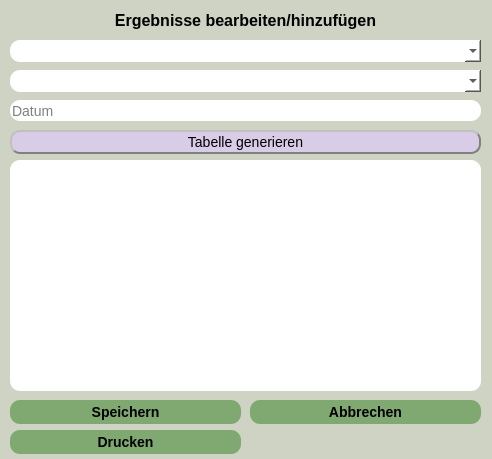
This is windows/editresultsdialog.ui in koc-schule/bewertungsrechner as Qt 5 draws it before an edit. The edited form follows.
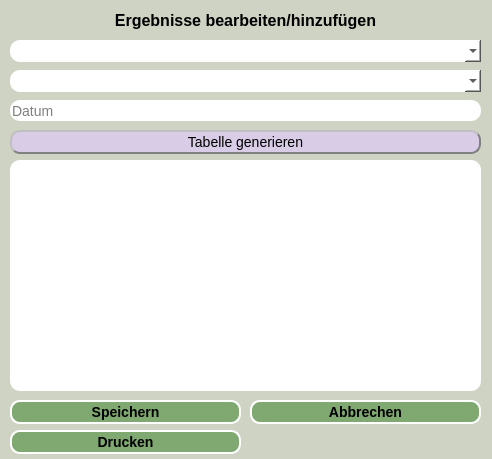
This is the edited form.

Commit message: Removed "porder-width" typo

Patch:
```diff
--- a/windows/editresultsdialog.ui
+++ b/windows/editresultsdialog.ui
@@ -147,7 +147,7 @@
    <property name="styleSheet">
     <string notr="true">background-color: rgb(127, 169, 112);
 border-style: outset;
-porder-width: 2px;
+border-width: 2px;
 border-radius:  10px;
 border-color: white;
 font: bold 14px;</string>
@@ -168,7 +168,7 @@
    <property name="styleSheet">
     <string notr="true">background-color: rgb(127, 169, 112);
 border-style: outset;
-porder-width: 2px;
+border-width: 2px;
 border-radius:  10px;
 border-color: white;
 font: bold 14px;</string>
@@ -189,7 +189,7 @@
    <property name="styleSheet">
     <string notr="true">background-color: rgb(127, 169, 112);
 border-style: outset;
-porder-width: 2px;
+border-width: 2px;
 border-radius:  10px;
 border-color: white;
 font: bold 14px;</string>
```
The commit also changes 5 other files.
